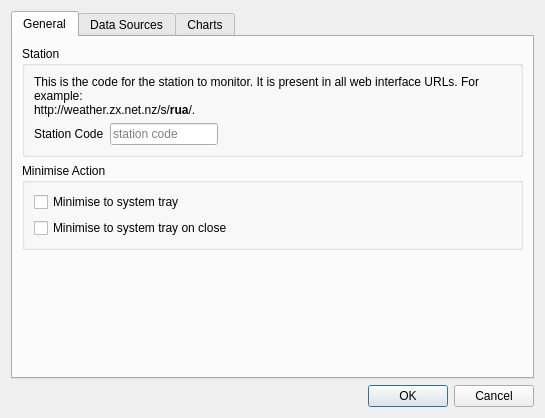
Above: desktop/settingsdialog.ui from davidrg/zxweather before the change. Below: the same form after it.
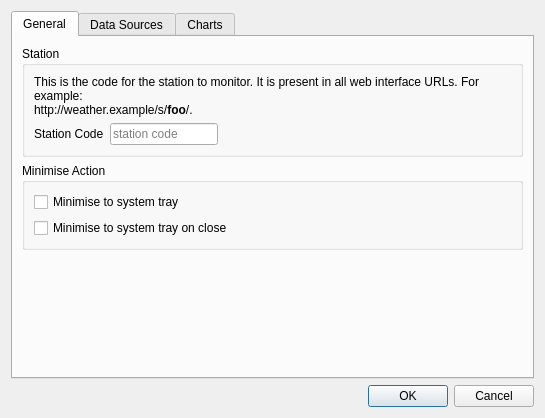
That is the form after the change. Icons and pictures are not drawn. Custom widgets are drawn as their Qt base class.

Commit message: Fix up whats-this text on the settings dialog.

The edit to the form file:
```diff
--- a/desktop/settingsdialog.ui
+++ b/desktop/settingsdialog.ui
@@ -99,7 +99,7 @@
           <item row="0" column="0" colspan="3">
            <widget class="QLabel" name="label_7">
             <property name="text">
-             <string>&lt;html&gt;&lt;head/&gt;&lt;body&gt;&lt;p&gt;This is the code for the station to monitor. It is present in all web interface URLs. For example: &lt;br/&gt;http://weather.zx.net.nz/s/&lt;span style=&quot; font-weight:600;&quot;&gt;rua&lt;/span&gt;/.&lt;/p&gt;&lt;/body&gt;&lt;/html&gt;</string>
+             <string>&lt;html&gt;&lt;head/&gt;&lt;body&gt;&lt;p&gt;This is the code for the station to monitor. It is present in all web interface URLs. For example: &lt;br/&gt;http://weather.example/s/&lt;span style=&quot; font-weight:600;&quot;&gt;foo&lt;/span&gt;/.&lt;/p&gt;&lt;/body&gt;&lt;/html&gt;</string>
             </property>
             <property name="wordWrap">
              <bool>true</bool>
```
Left out of the diff: 54 changed lines with no effect on the pictures.
